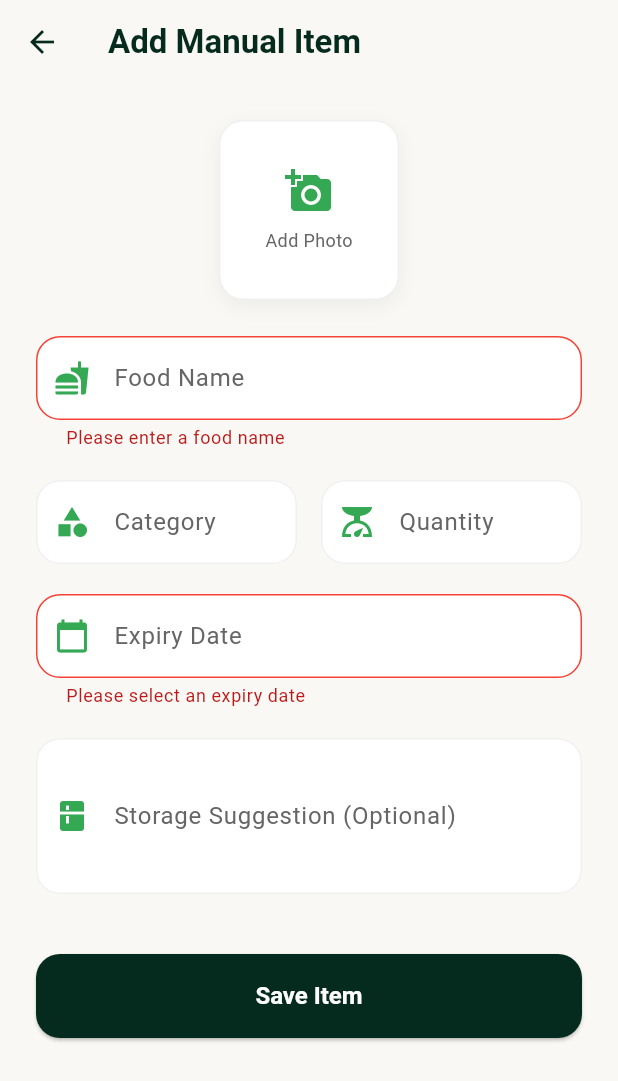
After one commit to qingqing44/FoodNi-Zero-Waste-Ecosystem, a Flutter app: the AddItemScreen screen opened directly, after a tap on "Save Item", on a phone screen of 412 x 824 dp. The commit adds this screen. Shown: the top 1081 px of the screen. Run offline on Flutter 3.47's test engine with Material 3 defaults, Android fonts, the phone set to English and light mode, and no system bars; our stand-ins replace cloud_firestore, firebase_auth, firebase_core, firebase_storage, google_sign_in, image_picker; accounts and stored records are empty; network calls fail.

Commit message:
update inventory

```diff
--- /dev/null
+++ b/food_ni/lib/inventory/add_item_screen.dart
@@ -0,0 +1,377 @@
+import 'dart:io';
+import 'package:cloud_firestore/cloud_firestore.dart';
+import 'package:firebase_auth/firebase_auth.dart';
+import 'package:firebase_storage/firebase_storage.dart';
+import 'package:flutter/foundation.dart' show kIsWeb;
+import 'package:flutter/material.dart';
+import 'package:image_picker/image_picker.dart';
+import 'package:intl/intl.dart';
+
+class AddItemScreen extends StatefulWidget {
+  const AddItemScreen({super.key});
+
+  @override
+  State<AddItemScreen> createState() => _AddItemScreenState();
+}
+
+class _AddItemScreenState extends State<AddItemScreen> {
+  final _formKey = GlobalKey<FormState>();
+  final _nameController = TextEditingController();
+  final _storageController = TextEditingController();
+  final _categoryController = TextEditingController();
+  final _quantityController = TextEditingController();
+
+  DateTime? _selectedDate;
+  bool _isLoading = false;
+  XFile? _selectedImage;
+  final ImagePicker _picker = ImagePicker();
+
+  @override
+  void dispose() {
+    _nameController.dispose();
+    _storageController.dispose();
+    _categoryController.dispose();
+    _quantityController.dispose();
+    super.dispose();
+  }
+
+  Future<void> _pickImage(ImageSource source) async {
+    try {
+      final pickedFile = await _picker.pickImage(source: source, imageQuality: 80);
+      if (pickedFile != null) {
+        setState(() {
+          _selectedImage = pickedFile;
+        });
+      }
+    } catch (e) {
+      if (mounted) {
+        ScaffoldMessenger.of(context).showSnackBar(SnackBar(content: Text('Error picking image: $e')));
+      }
+    }
+  }
+
+  void _showImagePickerOptions() {
+    showModalBottomSheet(
+      context: context,
+      shape: const RoundedRectangleBorder(
+        borderRadius: BorderRadius.vertical(top: Radius.circular(20)),
+      ),
+      builder: (context) => SafeArea(
+        child: Wrap(
+          children: [
+            ListTile(
+              leading: const Icon(Icons.camera_alt),
+              title: const Text('Take a photo'),
+              onTap: () {
+                Navigator.pop(context);
+                _pickImage(ImageSource.camera);
+              },
+            ),
+            ListTile(
+              leading: const Icon(Icons.photo_library),
+              title: const Text('Choose from gallery'),
+              onTap: () {
+                Navigator.pop(context);
+                _pickImage(ImageSource.gallery);
+              },
+            ),
+          ],
+        ),
+      ),
+    );
+  }
+
+  Future<void> _selectDate(BuildContext context) async {
+    final DateTime? picked = await showDatePicker(
+      context: context,
+      initialDate: _selectedDate ?? DateTime.now(),
+      firstDate: DateTime.now(),
+      lastDate: DateTime(2101),
+      builder: (context, child) {
+        return Theme(
+          data: Theme.of(context).copyWith(
+            colorScheme: const ColorScheme.light(
+              primary: Color(0xFF052A1E),
+              onPrimary: Colors.white,
+              onSurface: Color(0xFF052A1E),
+            ),
+            textButtonTheme: TextButtonThemeData(
+              style: TextButton.styleFrom(
+                foregroundColor: const Color(0xFF34A853),
+              ),
+            ),
+          ),
+          child: child!,
+        );
+      },
+    );
+    if (picked != null && picked != _selectedDate) {
+      setState(() {
+        _selectedDate = picked;
+      });
+    }
+  }
+
+  Future<void> _saveItem() async {
+    if (!_formKey.currentState!.validate()) return;
+    if (_selectedDate == null) {
+      ScaffoldMessenger.of(context).showSnackBar(
+        const SnackBar(content: Text('Please select an expiry date')),
+      );
+      return;
+    }
+
+    setState(() {
+      _isLoading = true;
+    });
+
+    try {
+      final user = FirebaseAuth.instance.currentUser;
+      if (user == null) throw Exception('User not logged in');
+
+      String? downloadUrl;
+
+      // Upload image if selected
+      if (_selectedImage != null) {
+        final timestamp = DateTime.now().millisecondsSinceEpoch;
+        final storagePath = 'users/${user.uid}/food_images/$timestamp.jpg';
+        final ref = FirebaseStorage.instance.ref().child(storagePath);
+
+        if (kIsWeb) {
+          final bytes = await _selectedImage!.readAsBytes();
+          final uploadTask = await ref.putData(bytes, SettableMetadata(contentType: 'image/jpeg'));
+          downloadUrl = await uploadTask.ref.getDownloadURL();
+        } else {
+          final file = File(_selectedImage!.path);
+          final uploadTask = await ref.putFile(file);
+          downloadUrl = await uploadTask.ref.getDownloadURL();
+        }
+      }
+
+      final DateFormat formatter = DateFormat('MMM dd, yyyy');
+      final formattedDate = formatter.format(_selectedDate!);
+
+      await FirebaseFirestore.instance.collection('foodItems').add({
+        'userId': user.uid,
+        'foodName': _nameController.text.trim(),
+        'expiryDate': formattedDate,
+        'category': _categoryController.text.trim(),
+        'quantity': _quantityController.text.trim(),
+        'storageSuggestion': _storageController.text.trim().isNotEmpty
+            ? _storageController.text.trim()
+            : 'No storage suggestion provided.',
+        'imageUrl': downloadUrl,
+        'captureDate': FieldValue.serverTimestamp(),
+        'source': 'manual'
+      });
+
+      if (mounted) {
+        Navigator.pop(context);
+        ScaffoldMessenger.of(context).showSnackBar(
+          const SnackBar(content: Text('Item added successfully!')),
+        );
+      }
+    } catch (e) {
+      if (mounted) {
+        ScaffoldMessenger.of(context).showSnackBar(
+          SnackBar(content: Text('Error: $e')),
+        );
+      }
+    } finally {
+      if (mounted) {
+        setState(() {
+          _isLoading = false;
+        });
+      }
+    }
+  }
+
+  @override
+  Widget build(BuildContext context) {
+    return Scaffold(
+      backgroundColor: const Color(0xFFF9F8F4),
+      appBar: AppBar(
+        backgroundColor: Colors.transparent,
+        elevation: 0,
+        iconTheme: const IconThemeData(color: Color(0xFF052A1E)),
+        title: const Text(
+          'Add Manual Item',
+          style: TextStyle(
+            color: Color(0xFF052A1E),
+            fontWeight: FontWeight.bold,
+          ),
+        ),
+      ),
+      body: _isLoading
+          ? const Center(child: CircularProgressIndicator(color: Color(0xFF052A1E)))
+          : SingleChildScrollView(
+              padding: const EdgeInsets.all(24.0),
+              child: Form(
+                key: _formKey,
+                child: Column(
+                  crossAxisAlignment: CrossAxisAlignment.stretch,
+                  children: [
+                    Center(
+                      child: GestureDetector(
+                        onTap: _showImagePickerOptions,
+                        child: Container(
+                          width: 120,
+                          height: 120,
+                          decoration: BoxDecoration(
+                            color: Colors.white,
+                            borderRadius: BorderRadius.circular(16),
+                            border: Border.all(color: const Color(0xFFF0F0F0)),
+                            boxShadow: [
+                              BoxShadow(
+                                color: Colors.black.withOpacity(0.05),
+                                blurRadius: 10,
+                                offset: const Offset(0, 4),
+                              )
+                            ],
+                          ),
+                          child: _selectedImage != null
+                              ? ClipRRect(
+                                  borderRadius: BorderRadius.circular(16),
+                                  child: kIsWeb
+                                      ? Image.network(_selectedImage!.path, fit: BoxFit.cover)
+                                      : Image.file(File(_selectedImage!.path), fit: BoxFit.cover),
+                                )
+                              : const Column(
+                                  mainAxisAlignment: MainAxisAlignment.center,
+                                  children: [
+                                    Icon(Icons.add_a_photo, size: 32, color: Color(0xFF34A853)),
+                                    SizedBox(height: 8),
+                                    Text('Add Photo', style: TextStyle(color: Color(0xFF666666), fontSize: 12)),
+                                  ],
+                                ),
+                        ),
+                      ),
+                    ),
+                    const SizedBox(height: 24),
+                    _buildTextField(
+                      controller: _nameController,
+                      label: 'Food Name',
+                      icon: Icons.fastfood,
+                      validator: (value) {
+                        if (value == null || value.isEmpty) {
+                          return 'Please enter a food name';
+                        }
+                        return null;
+                      },
+                    ),
+                    const SizedBox(height: 20),
+                    Row(
+                      children: [
+                        Expanded(
+                          child: _buildTextField(
+                            controller: _categoryController,
+                            label: 'Category',
+                            icon: Icons.category,
+                            hint: 'e.g. Fruits',
+                          ),
+                        ),
+                        const SizedBox(width: 16),
+                        Expanded(
+                          child: _buildTextField(
+                            controller: _quantityController,
+                            label: 'Quantity',
+                            icon: Icons.scale,
+                            hint: 'e.g. 2 pcs, 500g',
+                          ),
+                        ),
+                      ],
+                    ),
+                    const SizedBox(height: 20),
+                    GestureDetector(
+                      onTap: () => _selectDate(context),
+                      child: AbsorbPointer(
+                        child: _buildTextField(
+                          controller: TextEditingController(
+                            text: _selectedDate == null
+                                ? ''
+                                : DateFormat('MMM dd, yyyy').format(_selectedDate!),
+                          ),
+                          label: 'Expiry Date',
+                          icon: Icons.calendar_today,
+                          hint: 'Select Date',
+                          validator: (value) {
+                            if (_selectedDate == null) {
+                              return 'Please select an expiry date';
+                            }
+                            return null;
+                          },
+                        ),
+                      ),
+                    ),
+                    const SizedBox(height: 20),
+                    _buildTextField(
+                      controller: _storageController,
+                      label: 'Storage Suggestion (Optional)',
+                      icon: Icons.kitchen,
+                      maxLines: 3,
+                    ),
+                    const SizedBox(height: 40),
+                    ElevatedButton(
+                      onPressed: _saveItem,
+                      style: ElevatedButton.styleFrom(
+                        padding: const EdgeInsets.symmetric(vertical: 16),
+                        backgroundColor: const Color(0xFF052A1E),
+                        shape: RoundedRectangleBorder(
+                          borderRadius: BorderRadius.circular(16),
+                        ),
+                      ),
+                      child: const Text(
+                        'Save Item',
+                        style: TextStyle(
+                          color: Colors.white,
+                          fontSize: 16,
+                          fontWeight: FontWeight.bold,
+                        ),
+                      ),
+                    ),
+                  ],
+                ),
+              ),
+            ),
+    );
+  }
+
+  Widget _buildTextField({
+    required TextEditingController controller,
+    required String label,
+    required IconData icon,
+    String? hint,
+    int maxLines = 1,
+    String? Function(String?)? validator,
+  }) {
+    return TextFormField(
+      controller: controller,
+      maxLines: maxLines,
+      validator: validator,
+      decoration: InputDecoration(
+        labelText: label,
+        hintText: hint,
+        labelStyle: const TextStyle(color: Color(0xFF666666)),
+        prefixIcon: Icon(icon, color: const Color(0xFF34A853)),
+        filled: true,
+        fillColor: Colors.white,
+        border: OutlineInputBorder(
+          borderRadius: BorderRadius.circular(16),
+          borderSide: const BorderSide(color: Color(0xFFF0F0F0)),
+        ),
+        enabledBorder: OutlineInputBorder(
+          borderRadius: BorderRadius.circular(16),
+          borderSide: const BorderSide(color: Color(0xFFF0F0F0)),
+        ),
+        focusedBorder: OutlineInputBorder(
+          borderRadius: BorderRadius.circular(16),
+          borderSide: const BorderSide(color: Color(0xFF052A1E), width: 2),
+        ),
+        errorBorder: OutlineInputBorder(
+          borderRadius: BorderRadius.circular(16),
+          borderSide: const BorderSide(color: Colors.red),
+        ),
+      ),
+    );
+  }
+}
--- a/food_ni/lib/inventory/inventory_screen.dart
+++ b/food_ni/lib/inventory/inventory_screen.dart
@@ -1,6 +1,7 @@
 import 'package:cloud_firestore/cloud_firestore.dart';
 import 'package:firebase_auth/firebase_auth.dart';
 import 'package:flutter/material.dart';
+import 'add_item_screen.dart';
 
 class InventoryScreen extends StatelessWidget {
   const InventoryScreen({super.key});
@@ -62,6 +63,8 @@ class InventoryScreen extends StatelessWidget {
               final foodName = data['foodName'] ?? 'Unknown Item';
               final expiryDate = data['expiryDate'] ?? 'Unknown Expiry';
               final storageSuggestion = data['storageSuggestion'];
+              final category = data['category'];
+              final quantity = data['quantity'];
               final imageUrl = data['imageUrl'];
 
               return Card(
@@ -119,6 +122,40 @@ class InventoryScreen extends StatelessWidget {
                                 ),
                               ],
                             ),
+                            if ((category != null && category.toString().isNotEmpty) ||
+                                (quantity != null && quantity.toString().isNotEmpty)) ...[
+                              const SizedBox(height: 8),
+                              Wrap(
+                                spacing: 8,
+                                runSpacing: 4,
+                                children: [
+                                  if (category != null && category.toString().isNotEmpty)
+                                    Container(
+                                      padding: const EdgeInsets.symmetric(horizontal: 8, vertical: 4),
+                                      decoration: BoxDecoration(
+                                        color: const Color(0xFFE8F3EF),
+                                        borderRadius: BorderRadius.circular(8),
+                                      ),
+                                      child: Text(
+                                        category,
+                                        style: const TextStyle(color: Color(0xFF34A853), fontSize: 10, fontWeight: FontWeight.bold),
+                                      ),
+                                    ),
+                                  if (quantity != null && quantity.toString().isNotEmpty)
+                                    Container(
+                                      padding: const EdgeInsets.symmetric(horizontal: 8, vertical: 4),
+                                      decoration: BoxDecoration(
+                                        color: const Color(0xFFE8F3EF),
+                                        borderRadius: BorderRadius.circular(8),
+                                      ),
+                                      child: Text(
+                                        quantity,
+                                        style: const TextStyle(color: Color(0xFF34A853), fontSize: 10, fontWeight: FontWeight.bold),
+                                      ),
+                                    ),
+                                ],
+                              ),
+                            ],
                             if (storageSuggestion != null) ...[
                               const SizedBox(height: 8),
                               Row(
@@ -149,6 +186,16 @@ class InventoryScreen extends StatelessWidget {
           );
         },
       ),
+      floatingActionButton: FloatingActionButton(
+        onPressed: () {
+          Navigator.push(
+            context,
+            MaterialPageRoute(builder: (context) => const AddItemScreen()),
+          );
+        },
+        backgroundColor: const Color(0xFF052A1E),
+        child: const Icon(Icons.add, color: Colors.white),
+      ),
     );
   }
 }
--- a/food_ni/pubspec.yaml
+++ b/food_ni/pubspec.yaml
@@ -42,6 +42,7 @@ dependencies:
   image_picker: ^1.2.2
   firebase_storage: ^13.3.0
   cloud_firestore: ^6.3.0
+  intl: ^0.20.2
 
 dev_dependencies:
   flutter_test:
```
Also changed, not shown: food_ni/pubspec.lock.
